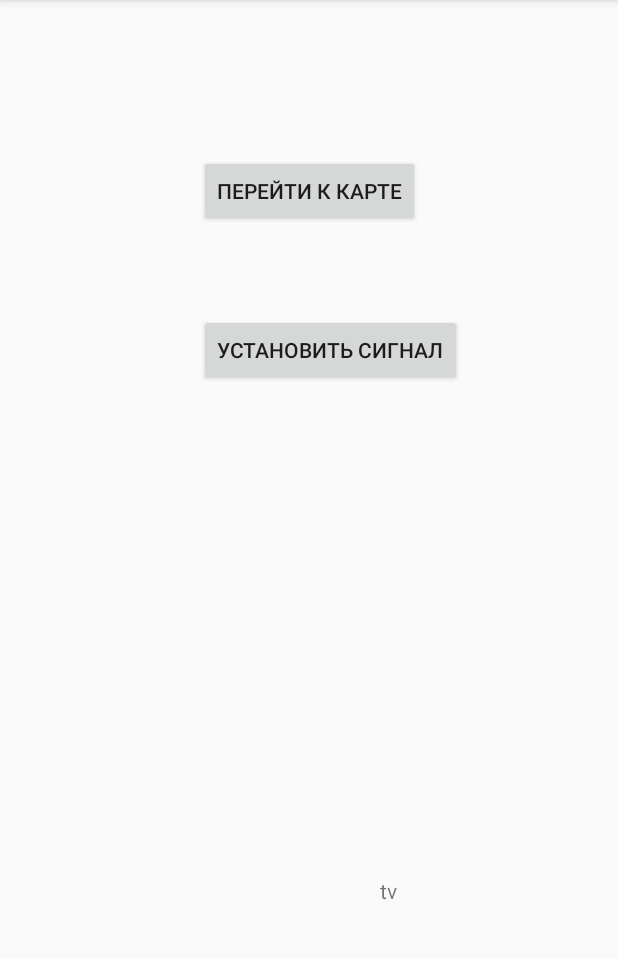
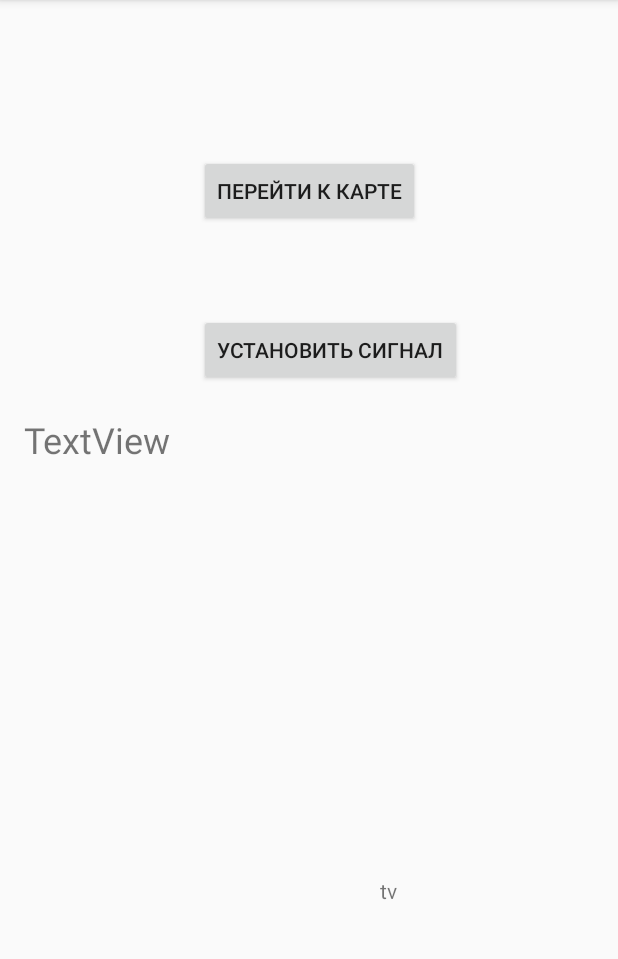
Before and after one commit to Flashdom/BsAlarm, an Android app: the screen it shows after launch (MainMenuActivity), on a phone screen of 412 x 824 dp, the part 84-1043 px from its top. Run offline under Robolectric (Android 15) with nearby library versions, the phone set to English and light mode, and no system bars.

Commit message:
added: save user data and wakeup interface

```diff
--- a/app/src/main/java/com/bsaldevs/bsalarmer/MainMenuActivity.java
+++ b/app/src/main/java/com/bsaldevs/bsalarmer/MainMenuActivity.java
@@ -15,6 +15,9 @@ import android.widget.Toast;
 import com.google.android.gms.common.ConnectionResult;
 import com.google.android.gms.common.GoogleApiAvailability;
 
+import java.io.FileInputStream;
+import java.io.FileNotFoundException;
+import java.io.FileOutputStream;
 import java.io.IOException;
 
 public class MainMenuActivity extends AppCompatActivity {
@@ -26,14 +29,18 @@ public class MainMenuActivity extends AppCompatActivity {
     private TextView tv1;
     MyLocation myLocation = new MyLocation();
 
+    private TextView savedUserData;
+
     private static final int ERROR_DIALOG_REQUEST = 9001;
+    private static final String FILE_NAME = "stations.txt";
+    private static final String TAG = "CDA";
 
     @Override
     protected void onCreate(Bundle savedInstanceState) {
         super.onCreate(savedInstanceState);
         setContentView(R.layout.activity_main_menu);
-        tv1=findViewById(R.id.textView);
-        b1=findViewById(R.id.button);
+        tv1 = findViewById(R.id.textView);
+        b1 = findViewById(R.id.button);
 
         b1.setOnClickListener(new View.OnClickListener() {
             @Override
@@ -42,7 +49,7 @@ public class MainMenuActivity extends AppCompatActivity {
                 startActivity(in);
             }
         });
-        b2=findViewById(R.id.button2);
+        b2 = findViewById(R.id.button2);
 
         b2.setOnClickListener(new View.OnClickListener() {
             @Override
@@ -54,9 +61,71 @@ public class MainMenuActivity extends AppCompatActivity {
             }
         });
 
+        savedUserData = findViewById(R.id.textUserData);
+        initializeApplicationData();
+    }
+
+    private void initializeApplicationData() {
+        try {
+            if (openFileInput(FILE_NAME) != null) {
+                Log.d(TAG, "The file: " + FILE_NAME + " is exist");
+                loadUserData();
+            }
+        } catch (FileNotFoundException e) {
+            e.printStackTrace();
+        }
+        saveUserData();
+    }
+
+    private void loadUserData() {
+        FileInputStream in = null;
+
+        try {
+            in = openFileInput(FILE_NAME);
+            byte[] bytes = new byte[in.available()];
+            in.read(bytes);
+            String text = new String(bytes);
+            savedUserData.setText(text);
+        }
+        catch (IOException e) {
+            Toast.makeText(this, e.getMessage(), Toast.LENGTH_SHORT).show();
+        }
+
+        finally {
+            try {
+                if (in!=null)
+                    in.close();
+            }
+            catch(IOException e) {
+                Toast.makeText(this, e.getMessage(), Toast.LENGTH_SHORT).show();
+            }
+        }
+    }
+
+    private void saveUserData() {
+        FileOutputStream out = null;
+        String data = "1234567890";
+        try {
+            out = openFileOutput(FILE_NAME, MODE_PRIVATE);
+            Log.d(TAG, "The file was opened");
+            out.write(data.getBytes());
+            Toast.makeText(this, "The file was saved", Toast.LENGTH_SHORT).show();
+        } catch (IOException e) {
+            Toast.makeText(this, e.getMessage(), Toast.LENGTH_SHORT).show();
+        }
+        finally {
+            try {
+                if (out != null) {
+                    out.close();
+                    Log.d(TAG, "The file was closed");
+                }
+            } catch (IOException e) {
+                Toast.makeText(this, e.getMessage(), Toast.LENGTH_SHORT).show();
+            }
+        }
+    }
 
 
-    }
     @Override
     protected void onActivityResult(int requestCode, int resultCode, Intent data)
     {
--- a/app/src/main/java/com/bsaldevs/bsalarmer/MyLocation.java
+++ b/app/src/main/java/com/bsaldevs/bsalarmer/MyLocation.java
@@ -1,5 +1,6 @@
 package com.bsaldevs.bsalarmer;
 
+import java.util.ArrayList;
 import java.util.List;
 
 import android.location.Location;
@@ -11,23 +12,26 @@ public class MyLocation {
     private double x;
     private double y;
     private double r = 100;
-    List<Point> myPoints;
-    int points_amount=0;
+    private List<Point> myPoints;
+    private int points_amount=0;
 
 
     public MyLocation(double x, double y) {
         this.x = x;
         this.y = y;
+        myPoints = new ArrayList<>();
     }
 
     public MyLocation() {
         this.x = 0;
         this.y = 0;
+        myPoints = new ArrayList<>();
     }
 
     public MyLocation(LatLng latLng) {
         this.x = latLng.latitude;
         this.y = latLng.longitude;
+        myPoints = new ArrayList<>();
     }
 
     public void setLocation(Location location) {
@@ -39,19 +43,16 @@ public class MyLocation {
     public double getX() {
         return x;
     }
+
     public void notifyEveryone()
     {
-        for (Point e:myPoints
-             ) {
-            if ((x+r)>e.getX() && (y+r)>e.getY())
-            {
+        for (Point e : myPoints) {
+            if ((x + r) > e.getX() && (y + r) > e.getY()) {
                 e.setArrived();
+            }
+        }
+    }
 
-            }
-
-        }
-
-    }
     public void addPoint(double x, double y)
     {
         myPoints.add(points_amount, new Point(x,y));
--- a/app/src/main/res/layout/activity_main_menu.xml
+++ b/app/src/main/res/layout/activity_main_menu.xml
@@ -36,4 +36,15 @@
         app:layout_constraintTop_toTopOf="parent"
         app:layout_constraintVertical_bias="0.78" />
 
+    <TextView
+        android:id="@+id/textUserData"
+        android:layout_width="wrap_content"
+        android:layout_height="wrap_content"
+        android:layout_marginStart="16dp"
+        android:layout_marginTop="19dp"
+        android:text="TextView"
+        android:textSize="24sp"
+        app:layout_constraintStart_toStartOf="parent"
+        app:layout_constraintTop_toBottomOf="@+id/button2" />
+
 </android.support.constraint.ConstraintLayout>
```
Also changed, not shown: app/src/main/java/com/bsaldevs/bsalarmer/MapsActivity.java (+10 -2 lines), app/src/main/java/com/bsaldevs/bsalarmer/Point.java (+5 -5 lines).
